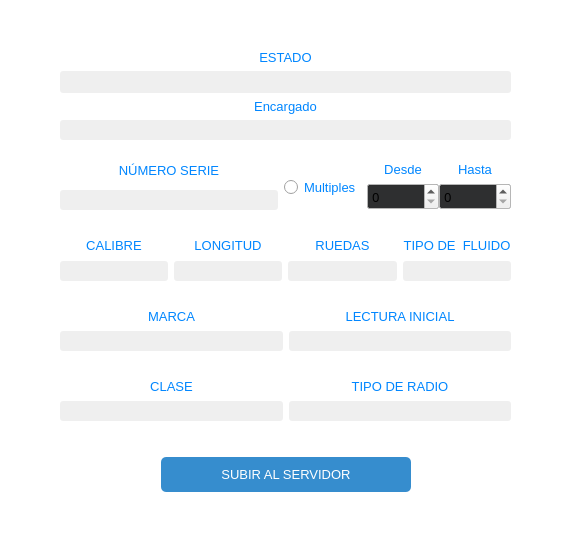
Above: counter.ui from lreyesm/MiRutaDesktop before the change. Below: the same form after it.
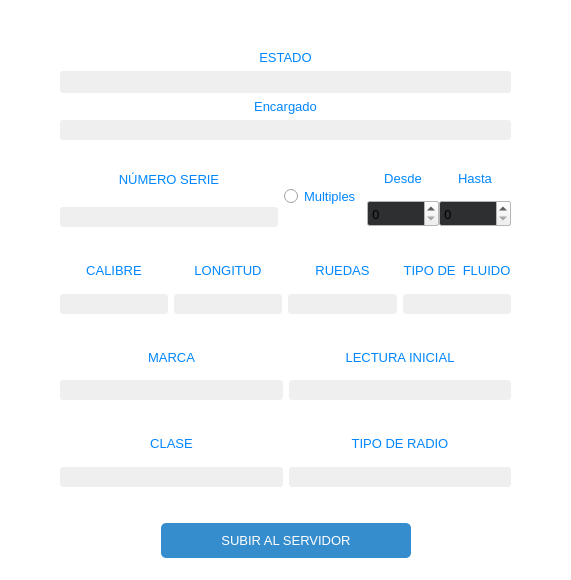
That is the form after the change. Icons and pictures are not drawn. Custom widgets are drawn as their Qt base class.

Commit message: Update assets.qrc, counter.cpp, and 9 more files...

Patch:
```diff
--- a/counter.ui
+++ b/counter.ui
@@ -7,19 +7,19 @@
     <x>0</x>
     <y>0</y>
     <width>571</width>
-    <height>550</height>
+    <height>580</height>
    </rect>
   </property>
   <property name="minimumSize">
    <size>
     <width>571</width>
-    <height>550</height>
+    <height>580</height>
    </size>
   </property>
   <property name="maximumSize">
    <size>
     <width>571</width>
-    <height>550</height>
+    <height>580</height>
    </size>
   </property>
   <property name="palette">
@@ -168,7 +168,7 @@
      <x>40</x>
      <y>40</y>
      <width>491</width>
-     <height>472</height>
+     <height>538</height>
     </rect>
    </property>
    <layout class="QVBoxLayout" name="verticalLayout_9">
```
The commit also changes 10 other files.
